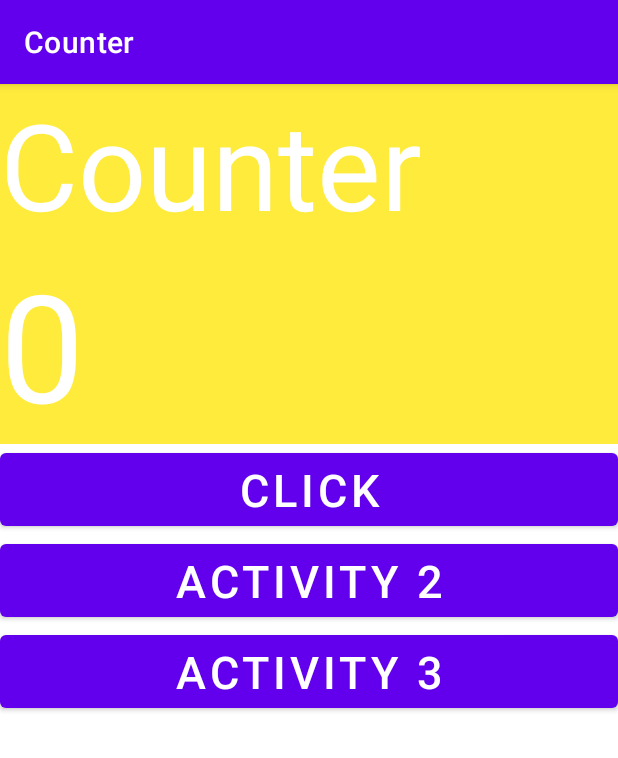
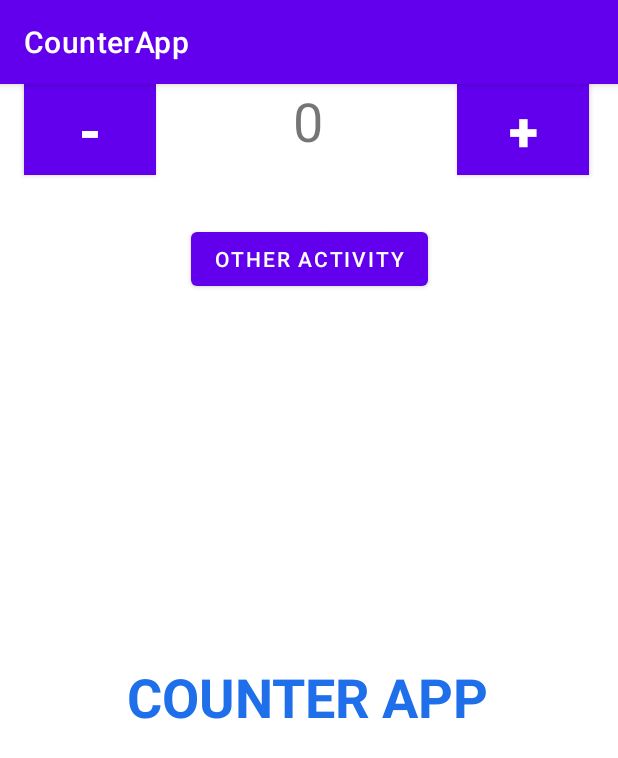
Before and after one commit to xamimran/Mobile_Computing_Progress, an Android app: the screen it shows after launch (MainActivity), on a phone screen of 412 x 824 dp. Shown: the top 758 px of the screen. Run offline under Robolectric (Android 15) with nearby library versions, the phone set to English and light mode, and no system bars.

Commit message:
Setting Up Main Activity Layout

```diff
--- a/Counter/app/build.gradle
+++ b/Counter/app/build.gradle
@@ -7,8 +7,8 @@ android {
     buildToolsVersion "30.0.3"
 
     defaultConfig {
-        applicationId "com.example.counter"
-        minSdkVersion 16
+        applicationId "com.example.counterapp"
+        minSdkVersion 21
         targetSdkVersion 30
         versionCode 1
         versionName "1.0"
--- a/Counter/app/src/main/java/com/example/counter/MainActivity.java
+++ /dev/null
@@ -1,79 +0,0 @@
-package com.example.counter;
-
-import androidx.annotation.NonNull;
-import androidx.appcompat.app.AppCompatActivity;
-
-import android.content.Intent;
-import android.os.Bundle;
-import android.util.Log;
-import android.view.View;
-import android.widget.TextView;
-
-public class MainActivity extends AppCompatActivity {
-
-    int count=0;
-    @Override
-    protected void onCreate(Bundle savedInstanceState) {
-        super.onCreate(savedInstanceState);
-        setContentView(R.layout.activity_main);
-        Log.d("ALC1","onCreate Called");
-        if(savedInstanceState!=null)
-        {
-            count=savedInstanceState.getInt("value");
-            TextView countTextView=findViewById(R.id.count);
-            countTextView.setText(String.valueOf(count));
-        }
-    }
-
-    @Override
-    protected void onSaveInstanceState(@NonNull Bundle outState) {
-        super.onSaveInstanceState(outState);
-        outState.putInt("value",count);
-    }
-
-    @Override
-    protected void onStart() {
-        super.onStart();
-        Log.d("ALC1","onStart Called");
-    }
-
-    @Override
-    protected void onResume() {
-        super.onResume();
-        Log.d("ALC1","onResume Called");
-    }
-
-    @Override
-    protected void onPause() {
-        super.onPause();
-        Log.d("ALC1","onPause Called");
-    }
-
-    @Override
-    protected void onDestroy() {
-        super.onDestroy();
-        Log.d("ALC1","onDestroy Called");
-    }
-
-    @Override
-    protected void onStop() {
-        super.onStop();
-        Log.d("ALC1","onStop Called");
-    }
-
-    public void increaseCount(View view) {
-        TextView countTextView=findViewById(R.id.count);
-        count=Integer.parseInt(countTextView.getText().toString())+1;
-        countTextView.setText(String.valueOf(count));
-    }
-
-    public void moveToActivity2(View view) {
-        Intent intent=new Intent(this,MainActivity2.class);
-        startActivity(intent);
-    }
-
-    public void moveToActivity3(View view) {
-        Intent intent=new Intent(this,MainActivity3.class);
-        startActivity(intent);
-    }
-}
--- a/Counter/app/src/main/res/layout/activity_main.xml
+++ b/Counter/app/src/main/res/layout/activity_main.xml
@@ -6,56 +6,69 @@
     android:layout_height="match_parent"
     tools:context=".MainActivity">
 
-    <LinearLayout
-        android:layout_width="match_parent"
-        android:layout_height="match_parent"
-        android:background="#FFFFFF"
-        android:orientation="vertical"
-        app:layout_constraintBottom_toBottomOf="parent"
+    <TextView
+        android:id="@+id/textView"
+        android:layout_width="wrap_content"
+        android:layout_height="wrap_content"
+        android:layout_marginTop="384dp"
+        android:text="COUNTER APP"
+        android:textColor="#1E6FE9"
+        android:textSize="36sp"
+        android:textStyle="bold"
         app:layout_constraintEnd_toEndOf="parent"
+        app:layout_constraintHorizontal_bias="0.497"
         app:layout_constraintStart_toStartOf="parent"
-        app:layout_constraintTop_toTopOf="parent">
+        app:layout_constraintTop_toTopOf="parent" />
 
     <TextView
         android:id="@+id/counter"
-            android:layout_width="match_parent"
+        android:layout_width="wrap_content"
         android:layout_height="wrap_content"
-            android:background="#FFEB3B"
-            android:text="Counter"
-            android:textColor="#FFFFFF"
-            android:textSize="80sp" />
-
-        <TextView
-            android:id="@+id/count"
-            android:layout_width="match_parent"
-            android:layout_height="wrap_content"
-            android:background="#FFEB3B"
+        android:layout_marginStart="32dp"
         android:text="0"
-            android:textColor="#FFFFFF"
-            android:textSize="100sp" />
+        android:textSize="36sp"
+        app:layout_constraintEnd_toStartOf="@+id/increment"
+        app:layout_constraintHorizontal_bias="0.398"
+        app:layout_constraintStart_toEndOf="@+id/decrement"
+        tools:layout_editor_absoluteY="129dp" />
 
     <Button
-            android:id="@+id/incrementButton"
-            android:layout_width="match_parent"
-            android:layout_height="wrap_content"
-            android:text="Click"
-            android:textSize="30sp"
-            android:onClick="increaseCount"/>
+        android:id="@+id/decrement"
+        android:layout_width="wrap_content"
+        android:layout_height="0dp"
+        android:background="#E91E63"
+        android:onClick="subtract"
+        android:padding="0px"
+        android:text="-"
+        android:textSize="36sp"
+        android:textStyle="bold"
+        app:layout_constraintEnd_toStartOf="@+id/changeActivity"
+        app:layout_constraintHorizontal_bias="0.413"
+        app:layout_constraintStart_toStartOf="parent"
+        tools:layout_editor_absoluteY="129dp" />
 
     <Button
-            android:id="@+id/activity2"
-            android:layout_width="match_parent"
-            android:layout_height="wrap_content"
-            android:text="Activity 2"
-            android:textSize="30sp"
-            android:onClick="moveToActivity2"/>
+        android:id="@+id/increment"
+        android:layout_width="88dp"
+        android:layout_height="0dp"
+        android:background="#4CAF50"
+        android:onClick="add"
+        android:padding="0px"
+        android:text="+"
+        android:textSize="36sp"
+        android:textStyle="bold"
+        app:layout_constraintEnd_toEndOf="parent"
+        app:layout_constraintStart_toEndOf="@+id/changeActivity"
+        tools:layout_editor_absoluteY="137dp" />
 
     <Button
-            android:id="@+id/activity3"
-            android:layout_width="match_parent"
+        android:id="@+id/changeActivity"
+        android:layout_width="wrap_content"
         android:layout_height="wrap_content"
-            android:text="Activity 3"
-            android:textSize="30sp"
-            android:onClick="moveToActivity3"/>
-    </LinearLayout>
+        android:layout_marginTop="32dp"
+        android:onClick="moveToActivity2"
+        android:text="Other Activity"
+        app:layout_constraintEnd_toEndOf="parent"
+        app:layout_constraintStart_toStartOf="parent"
+        app:layout_constraintTop_toBottomOf="@+id/increment" />
 </androidx.constraintlayout.widget.ConstraintLayout>
--- a/Counter/app/src/main/res/values-night/themes.xml
+++ b/Counter/app/src/main/res/values-night/themes.xml
@@ -1,6 +1,6 @@
 <resources xmlns:tools="http://schemas.android.com/tools">
     <!-- Base application theme. -->
-    <style name="Theme.Counter" parent="Theme.MaterialComponents.DayNight.DarkActionBar">
+    <style name="Theme.CounterApp" parent="Theme.MaterialComponents.DayNight.DarkActionBar">
         <!-- Primary brand color. -->
         <item name="colorPrimary">@color/purple_200</item>
         <item name="colorPrimaryVariant">@color/purple_700</item>
--- a/Counter/app/src/main/res/values/strings.xml
+++ b/Counter/app/src/main/res/values/strings.xml
@@ -1,3 +1,3 @@
 <resources>
-    <string name="app_name">Counter</string>
+    <string name="app_name">CounterApp</string>
 </resources>
--- a/Counter/app/src/main/res/values/themes.xml
+++ b/Counter/app/src/main/res/values/themes.xml
@@ -1,6 +1,6 @@
 <resources xmlns:tools="http://schemas.android.com/tools">
     <!-- Base application theme. -->
-    <style name="Theme.Counter" parent="Theme.MaterialComponents.DayNight.DarkActionBar">
+    <style name="Theme.CounterApp" parent="Theme.MaterialComponents.DayNight.DarkActionBar">
         <!-- Primary brand color. -->
         <item name="colorPrimary">@color/purple_500</item>
         <item name="colorPrimaryVariant">@color/purple_700</item>
--- a/Counter/settings.gradle
+++ b/Counter/settings.gradle
@@ -1,2 +1,2 @@
 include ':app'
-rootProject.name = "Counter"
+rootProject.name = "CounterApp"
```
Also changed, not shown: Counter/app/src/main/AndroidManifest.xml (+3 -4 lines), Counter/app/src/main/java/com/example/counter/MainActivity2.java (deleted, +0 -52 lines), Counter/app/src/main/java/com/example/counter/MainActivity3.java (deleted, +0 -45 lines), Counter/app/src/main/java/com/example/counterapp/MainActivity.java (added, +45 -0 lines), Counter/app/src/main/java/com/example/counterapp/MainActivity2.java (added, +14 -0 lines), Counter/app/src/main/res/drawable-v24/ic_launcher_foreground.xml (added, +30 -0 lines), Counter/app/src/main/res/layout/activity_main2.xml (+8 -21 lines), Counter/app/src/main/res/layout/activity_main3.xml (deleted, +0 -25 lines), Counter/app/src/main/res/drawable/play.png (added), Counter/gradle/wrapper/gradle-wrapper.properties, 4 other files. Lines whose indentation alone changed are shown as unchanged.
